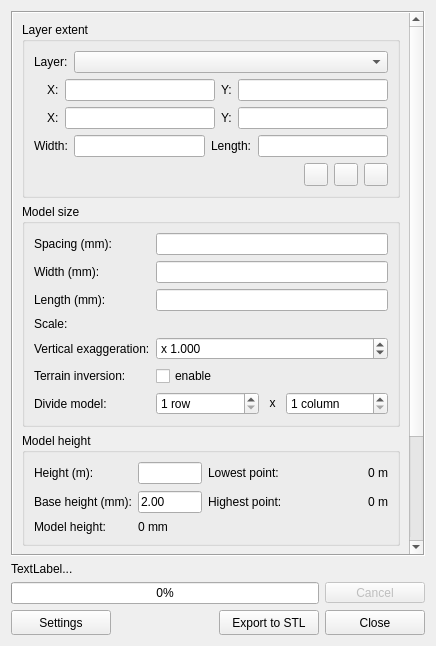
Qt form DEMto3D_Dialog/DEMto3D_dialog_base.ui (jawensi/DEMto3D-QGIS-Plugin) before a commit.
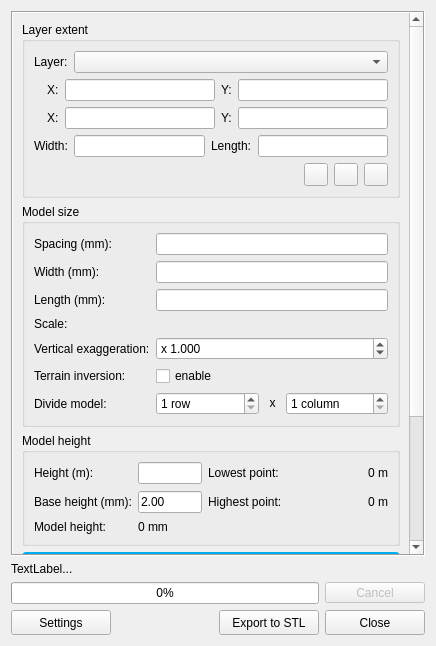
The same form after that commit. Icons and pictures are not drawn. Custom widgets are drawn as their Qt base class.

Commit message: feat(ui): add "Discover DEMto3D PRO" button and localization for new features

What changed in the file:
```diff
--- a/DEMto3D_Dialog/DEMto3D_dialog_base.ui
+++ b/DEMto3D_Dialog/DEMto3D_dialog_base.ui
@@ -579,6 +579,25 @@
          </layout>
         </widget>
        </item>
+       <item>
+        <widget class="QPushButton" name="getProButton">
+         <property name="toolTip">
+          <string>Explore new features with DEMto3D PRO</string>
+         </property>
+         <property name="styleSheet">
+          <string notr="true">QPushButton { background-color: #00aeef; color: white; font-weight: bold; padding: 7px 12px; border: none; border-radius: 4px; }
+QPushButton:hover { background-color: #009bd6; }
+QPushButton:pressed { background-color: #0088bc; }
+QPushButton:focus { border: 1px solid #006c96; }</string>
+         </property>
+         <property name="text">
+          <string>Discover DEMto3D PRO</string>
+         </property>
+         <property name="autoDefault">
+          <bool>false</bool>
+         </property>
+        </widget>
+       </item>
        <item>
         <widget class="QGroupBox" name="groupBox">
          <property name="title">
```
The commit also changes 6 other files.
